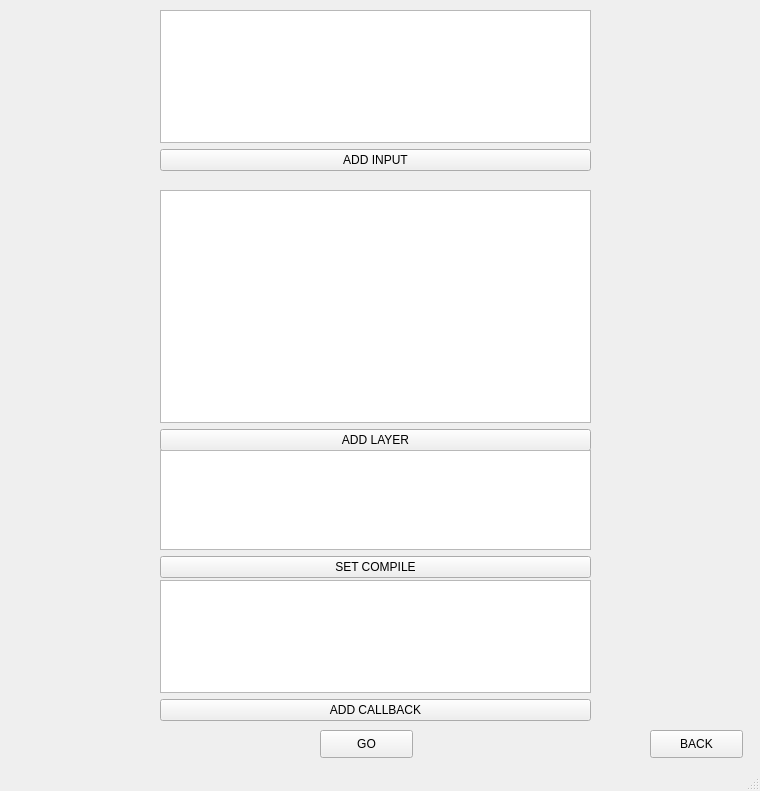
Above: qt_ui_file/design_algorithm.ui from sunmodza/AutoSign before the change. Below: the same form after it.
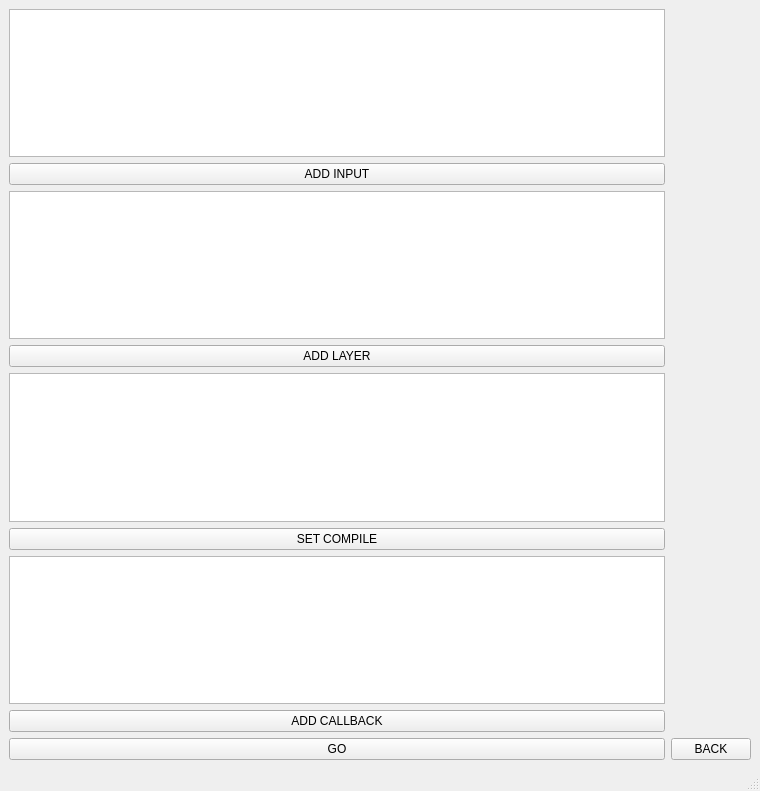
That is the form after the change.

Patch:
```diff
--- a/qt_ui_file/design_algorithm.ui
+++ b/qt_ui_file/design_algorithm.ui
@@ -14,57 +14,8 @@
    <string>MainWindow</string>
   </property>
   <widget class="QWidget" name="centralwidget">
-   <widget class="QPushButton" name="add_algorithm">
-    <property name="geometry">
-     <rect>
-      <x>320</x>
-      <y>730</y>
-      <width>93</width>
-      <height>28</height>
-     </rect>
-    </property>
-    <property name="styleSheet">
-     <string notr="true">font: 14pt &quot;Calibri&quot;;</string>
-    </property>
-    <property name="text">
-     <string>GO</string>
-    </property>
-   </widget>
-   <widget class="QWidget" name="layoutWidget">
-    <property name="geometry">
-     <rect>
-      <x>160</x>
-      <y>190</y>
-      <width>431</width>
-      <height>261</height>
-     </rect>
-    </property>
-    <layout class="QVBoxLayout" name="verticalLayout_4">
-     <item>
-      <layout class="QVBoxLayout" name="verticalLayout">
-       <item>
-        <widget class="QListWidget" name="all_layer"/>
-       </item>
-      </layout>
-     </item>
-     <item>
-      <widget class="QPushButton" name="add_layer">
-       <property name="text">
-        <string>ADD LAYER</string>
-       </property>
-      </widget>
-     </item>
-    </layout>
-   </widget>
-   <widget class="QWidget" name="layoutWidget">
-    <property name="geometry">
-     <rect>
-      <x>160</x>
-      <y>10</y>
-      <width>431</width>
-      <height>161</height>
-     </rect>
-    </property>
+   <layout class="QGridLayout" name="gridLayout">
+    <item row="0" column="0">
     <layout class="QVBoxLayout" name="verticalLayout_5">
      <item>
       <layout class="QVBoxLayout" name="verticalLayout_2">
@@ -81,16 +32,26 @@
       </widget>
      </item>
     </layout>
-   </widget>
-   <widget class="QWidget" name="layoutWidget_2">
-    <property name="geometry">
-     <rect>
-      <x>160</x>
-      <y>450</y>
-      <width>431</width>
-      <height>128</height>
-     </rect>
-    </property>
+    </item>
+    <item row="1" column="0">
+     <layout class="QVBoxLayout" name="verticalLayout_4">
+      <item>
+       <layout class="QVBoxLayout" name="verticalLayout">
+        <item>
+         <widget class="QListWidget" name="all_layer"/>
+        </item>
+       </layout>
+      </item>
+      <item>
+       <widget class="QPushButton" name="add_layer">
+        <property name="text">
+         <string>ADD LAYER</string>
+        </property>
+       </widget>
+      </item>
+     </layout>
+    </item>
+    <item row="2" column="0">
     <layout class="QVBoxLayout" name="verticalLayout_7">
      <item>
       <layout class="QVBoxLayout" name="verticalLayout_8">
@@ -118,16 +79,8 @@
       </widget>
      </item>
     </layout>
-   </widget>
-   <widget class="QWidget" name="layoutWidget_3">
-    <property name="geometry">
-     <rect>
-      <x>160</x>
-      <y>580</y>
-      <width>431</width>
-      <height>141</height>
-     </rect>
-    </property>
+    </item>
+    <item row="3" column="0">
     <layout class="QVBoxLayout" name="verticalLayout_9">
      <item>
       <layout class="QVBoxLayout" name="verticalLayout_10">
@@ -144,20 +97,25 @@
       </widget>
      </item>
     </layout>
-   </widget>
+    </item>
+    <item row="4" column="0">
+     <widget class="QPushButton" name="add_algorithm">
+      <property name="styleSheet">
+       <string notr="true">font: 14pt &quot;Calibri&quot;;</string>
+      </property>
+      <property name="text">
+       <string>GO</string>
+      </property>
+     </widget>
+    </item>
+    <item row="4" column="1">
    <widget class="QPushButton" name="pushButton">
-    <property name="geometry">
-     <rect>
-      <x>650</x>
-      <y>730</y>
-      <width>93</width>
-      <height>28</height>
-     </rect>
-    </property>
     <property name="text">
      <string>BACK</string>
     </property>
    </widget>
+    </item>
+   </layout>
   </widget>
   <widget class="QStatusBar" name="statusbar"/>
  </widget>
```
Lines whose indentation alone changed are shown as unchanged.
